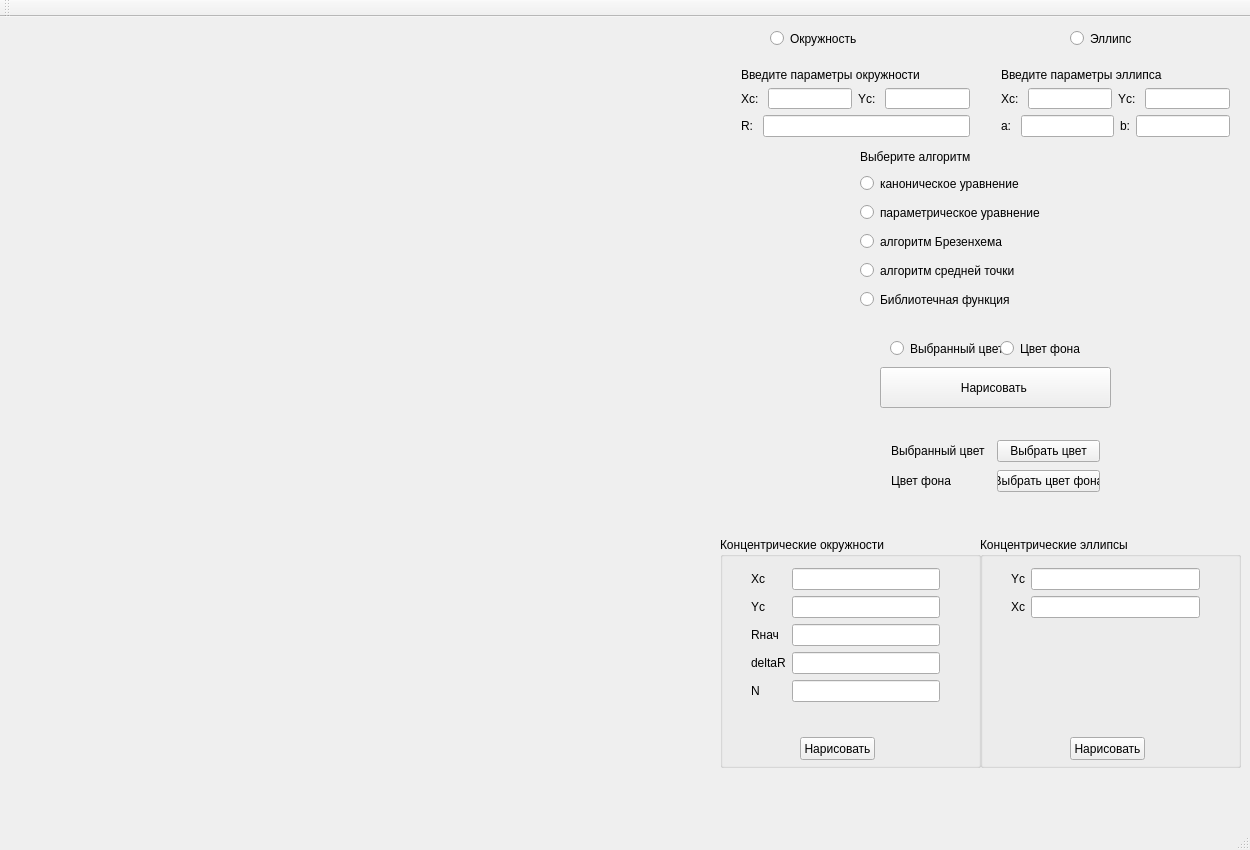
This is grafics/graf4/mainwindow.ui in ansushina/sem4 as Qt 5 draws it before an edit. The edited form follows.
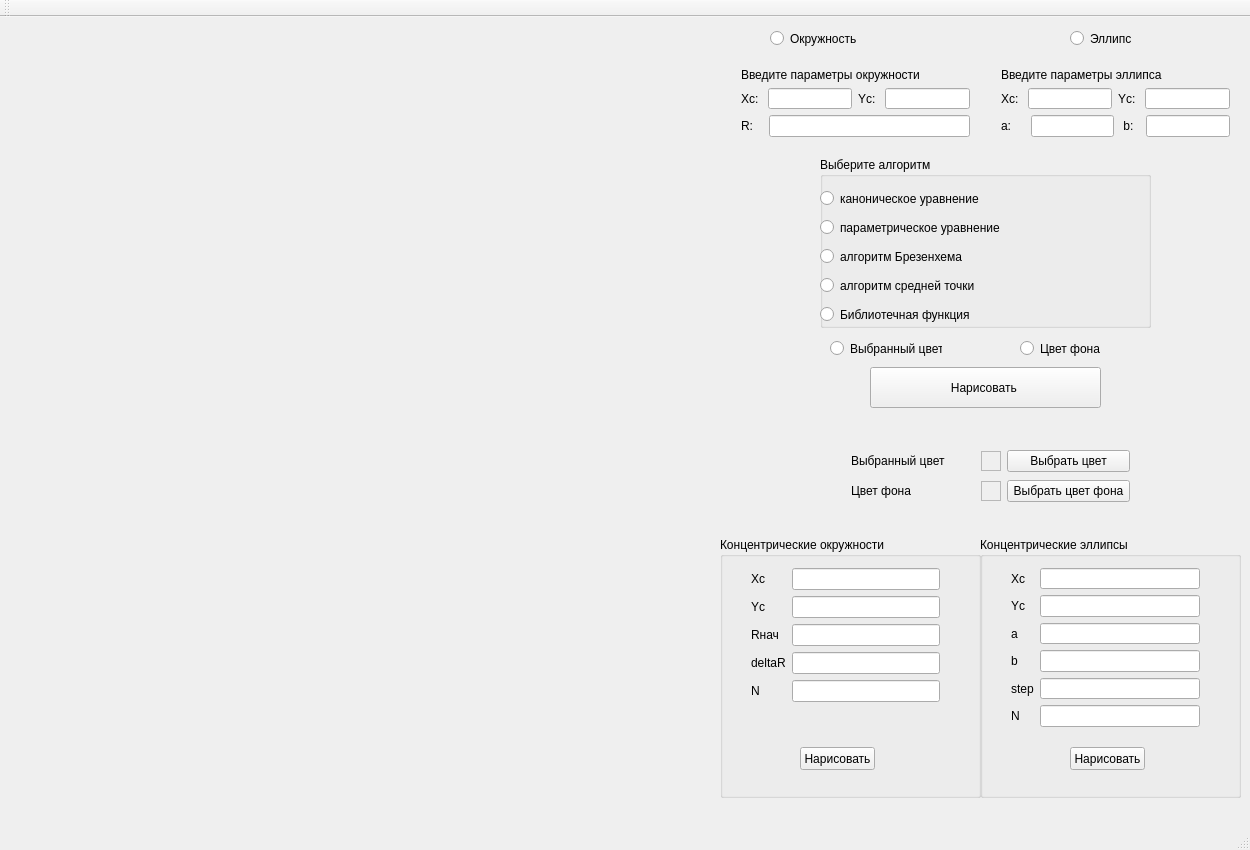
This is the edited form.

The edit to the form file:
```diff
--- a/grafics/graf4/mainwindow.ui
+++ b/grafics/graf4/mainwindow.ui
@@ -60,7 +60,7 @@
        <item>
         <widget class="QLabel" name="label_4">
          <property name="text">
-          <string>R: </string>
+          <string>R:   </string>
          </property>
         </widget>
        </item>
@@ -74,7 +74,7 @@
    <widget class="QPushButton" name="main_button">
     <property name="geometry">
      <rect>
-      <x>880</x>
+      <x>870</x>
       <y>350</y>
       <width>231</width>
       <height>41</height>
@@ -84,99 +84,6 @@
      <string>Нарисовать </string>
     </property>
    </widget>
-   <widget class="QLabel" name="label_5">
-    <property name="geometry">
-     <rect>
-      <x>860</x>
-      <y>130</y>
-      <width>264</width>
-      <height>19</height>
-     </rect>
-    </property>
-    <property name="text">
-     <string>Выберите алгоритм</string>
-    </property>
-   </widget>
-   <widget class="QRadioButton" name="radioButton_5">
-    <property name="geometry">
-     <rect>
-      <x>860</x>
-      <y>271</y>
-      <width>264</width>
-      <height>23</height>
-     </rect>
-    </property>
-    <property name="text">
-     <string>Библиотечная функция </string>
-    </property>
-    <attribute name="buttonGroup">
-     <string notr="true">buttonGroup_2</string>
-    </attribute>
-   </widget>
-   <widget class="QRadioButton" name="radioButton_3">
-    <property name="geometry">
-     <rect>
-      <x>860</x>
-      <y>213</y>
-      <width>264</width>
-      <height>23</height>
-     </rect>
-    </property>
-    <property name="text">
-     <string>алгоритм Брезенхема</string>
-    </property>
-    <attribute name="buttonGroup">
-     <string notr="true">buttonGroup_2</string>
-    </attribute>
-   </widget>
-   <widget class="QRadioButton" name="radioButton_4">
-    <property name="geometry">
-     <rect>
-      <x>860</x>
-      <y>242</y>
-      <width>264</width>
-      <height>23</height>
-     </rect>
-    </property>
-    <property name="text">
-     <string>алгоритм средней точки</string>
-    </property>
-    <attribute name="buttonGroup">
-     <string notr="true">buttonGroup_2</string>
-    </attribute>
-   </widget>
-   <widget class="QRadioButton" name="radioButton">
-    <property name="geometry">
-     <rect>
-      <x>860</x>
-      <y>155</y>
-      <width>264</width>
-      <height>23</height>
-     </rect>
-    </property>
-    <property name="text">
-     <string>каноническое уравнение</string>
-    </property>
-    <attribute name="buttonGroup">
-     <string notr="true">buttonGroup_2</string>
-    </attribute>
-   </widget>
-   <widget class="QRadioButton" name="radioButton_2">
-    <property name="geometry">
-     <rect>
-      <x>860</x>
-      <y>184</y>
-      <width>264</width>
-      <height>23</height>
-     </rect>
-    </property>
-    <property name="text">
-     <string>параметрическое уравнение</string>
-    </property>
-    <attribute name="buttonGroup">
-     <string notr="true">buttonGroup_2</string>
-    </attribute>
-   </widget>
    <widget class="QWidget" name="verticalLayoutWidget_2">
     <property name="geometry">
      <rect>
@@ -223,7 +130,7 @@
        <item>
         <widget class="QLabel" name="label_10">
          <property name="text">
-          <string>a: </string>
+          <string>a:    </string>
          </property>
         </widget>
        </item>
@@ -233,7 +140,7 @@
        <item>
         <widget class="QLabel" name="label_11">
          <property name="text">
-          <string>b:</string>
+          <string> b:  </string>
          </property>
         </widget>
        </item>
@@ -282,7 +189,7 @@
       <x>720</x>
       <y>520</y>
       <width>261</width>
-      <height>231</height>
+      <height>261</height>
      </rect>
     </property>
     <property name="title">
@@ -292,7 +199,7 @@
      <property name="geometry">
       <rect>
        <x>80</x>
-       <y>200</y>
+       <y>210</y>
        <width>75</width>
        <height>23</height>
       </rect>
@@ -370,7 +277,7 @@
       <x>980</x>
       <y>520</y>
       <width>261</width>
-      <height>231</height>
+      <height>261</height>
      </rect>
     </property>
     <property name="title">
@@ -380,7 +287,7 @@
      <property name="geometry">
       <rect>
        <x>90</x>
-       <y>200</y>
+       <y>210</y>
        <width>75</width>
        <height>23</height>
       </rect>
@@ -399,19 +306,59 @@
       </rect>
      </property>
      <layout class="QFormLayout" name="formLayout_2">
-      <item row="0" column="0">
+      <item row="1" column="1">
+       <widget class="QLineEdit" name="xe_s"/>
+      </item>
+      <item row="3" column="1">
+       <widget class="QLineEdit" name="ye_s"/>
+      </item>
+      <item row="4" column="1">
+       <widget class="QLineEdit" name="a_s"/>
+      </item>
+      <item row="5" column="1">
+       <widget class="QLineEdit" name="b_s"/>
+      </item>
+      <item row="6" column="1">
+       <widget class="QLineEdit" name="step_s"/>
+      </item>
+      <item row="7" column="1">
+       <widget class="QLineEdit" name="ne_s"/>
+      </item>
+      <item row="4" column="0">
+       <widget class="QLabel" name="label_5">
+        <property name="text">
+         <string>a</string>
+        </property>
+       </widget>
+      </item>
+      <item row="5" column="0">
+       <widget class="QLabel" name="label_20">
+        <property name="text">
+         <string>b</string>
+        </property>
+       </widget>
+      </item>
+      <item row="6" column="0">
+       <widget class="QLabel" name="label_21">
+        <property name="text">
+         <string>step</string>
+        </property>
+       </widget>
+      </item>
+      <item row="7" column="0">
+       <widget class="QLabel" name="label_22">
+        <property name="text">
+         <string>N</string>
+        </property>
+       </widget>
+      </item>
+      <item row="3" column="0">
        <widget class="QLabel" name="label_16">
         <property name="text">
          <string>Yc</string>
         </property>
        </widget>
       </item>
-      <item row="0" column="1">
-       <widget class="QLineEdit" name="lineEdit_6"/>
-      </item>
-      <item row="1" column="1">
-       <widget class="QLineEdit" name="lineEdit_7"/>
-      </item>
       <item row="1" column="0">
        <widget class="QLabel" name="label_17">
         <property name="text">
@@ -425,7 +372,7 @@
    <widget class="QRadioButton" name="radioButton_norm">
     <property name="geometry">
      <rect>
-      <x>890</x>
+      <x>830</x>
       <y>320</y>
       <width>112</width>
       <height>23</height>
@@ -441,7 +388,7 @@
    <widget class="QRadioButton" name="radioButton_fon">
     <property name="geometry">
      <rect>
-      <x>1000</x>
+      <x>1020</x>
       <y>320</y>
       <width>112</width>
       <height>23</height>
@@ -457,9 +404,9 @@
    <widget class="QWidget" name="gridLayoutWidget">
     <property name="geometry">
      <rect>
-      <x>880</x>
-      <y>410</y>
-      <width>231</width>
+      <x>840</x>
+      <y>420</y>
+      <width>301</width>
       <height>80</height>
      </rect>
     </property>
@@ -480,6 +427,27 @@
      </item>
      <item row="0" column="1">
       <widget class="QFrame" name="frame">
+       <property name="enabled">
+        <bool>true</bool>
+       </property>
+       <property name="sizePolicy">
+        <sizepolicy hsizetype="Fixed" vsizetype="Fixed">
+         <horstretch>10</horstretch>
+         <verstretch>10</verstretch>
+        </sizepolicy>
+       </property>
+       <property name="minimumSize">
+        <size>
+         <width>20</width>
+         <height>20</height>
+        </size>
+       </property>
+       <property name="maximumSize">
+        <size>
+         <width>20</width>
+         <height>20</height>
+        </size>
+       </property>
        <property name="frameShape">
         <enum>QFrame::StyledPanel</enum>
        </property>
@@ -497,6 +465,18 @@
      </item>
      <item row="1" column="1">
       <widget class="QFrame" name="frame_3">
+       <property name="minimumSize">
+        <size>
+         <width>20</width>
+         <height>20</height>
+        </size>
+       </property>
+       <property name="maximumSize">
+        <size>
+         <width>20</width>
+         <height>20</height>
+        </size>
+       </property>
        <property name="frameShape">
         <enum>QFrame::StyledPanel</enum>
        </property>
@@ -527,6 +507,99 @@
      <string/>
     </property>
    </widget>
+   <widget class="QGroupBox" name="groupBox_3">
+    <property name="geometry">
+     <rect>
+      <x>820</x>
+      <y>140</y>
+      <width>331</width>
+      <height>171</height>
+     </rect>
+    </property>
+    <property name="title">
+     <string>Выберите алгоритм</string>
+    </property>
+    <widget class="QRadioButton" name="radioButton">
+     <property name="geometry">
+      <rect>
+       <x>0</x>
+       <y>30</y>
+       <width>264</width>
+       <height>23</height>
+      </rect>
+     </property>
+     <property name="text">
+      <string>каноническое уравнение</string>
+     </property>
+     <attribute name="buttonGroup">
+      <string notr="true">buttonGroup_2</string>
+     </attribute>
+    </widget>
+    <widget class="QRadioButton" name="radioButton_3">
+     <property name="geometry">
+      <rect>
+       <x>0</x>
+       <y>88</y>
+       <width>264</width>
+       <height>23</height>
+      </rect>
+     </property>
+     <property name="text">
+      <string>алгоритм Брезенхема</string>
+     </property>
+     <attribute name="buttonGroup">
+      <string notr="true">buttonGroup_2</string>
+     </attribute>
+    </widget>
+    <widget class="QRadioButton" name="radioButton_2">
+     <property name="geometry">
+      <rect>
+       <x>0</x>
+       <y>59</y>
+       <width>264</width>
+       <height>23</height>
+      </rect>
+     </property>
+     <property name="text">
+      <string>параметрическое уравнение</string>
+     </property>
+     <attribute name="buttonGroup">
+      <string notr="true">buttonGroup_2</string>
+     </attribute>
+    </widget>
+    <widget class="QRadioButton" name="radioButton_5">
+     <property name="geometry">
+      <rect>
+       <x>0</x>
+       <y>146</y>
+       <width>264</width>
+       <height>23</height>
+      </rect>
+     </property>
+     <property name="text">
+      <string>Библиотечная функция </string>
+     </property>
+     <attribute name="buttonGroup">
+      <string notr="true">buttonGroup_2</string>
+     </attribute>
+    </widget>
+    <widget class="QRadioButton" name="radioButton_4">
+     <property name="geometry">
+      <rect>
+       <x>0</x>
+       <y>117</y>
+       <width>264</width>
+       <height>23</height>
+      </rect>
+     </property>
+     <property name="text">
+      <string>алгоритм средней точки</string>
+     </property>
+     <attribute name="buttonGroup">
+      <string notr="true">buttonGroup_2</string>
+     </attribute>
+    </widget>
+   </widget>
   </widget>
   <widget class="QMenuBar" name="menuBar">
    <property name="geometry">
```
Left out of the diff: 14 changed lines with no effect on the pictures.
